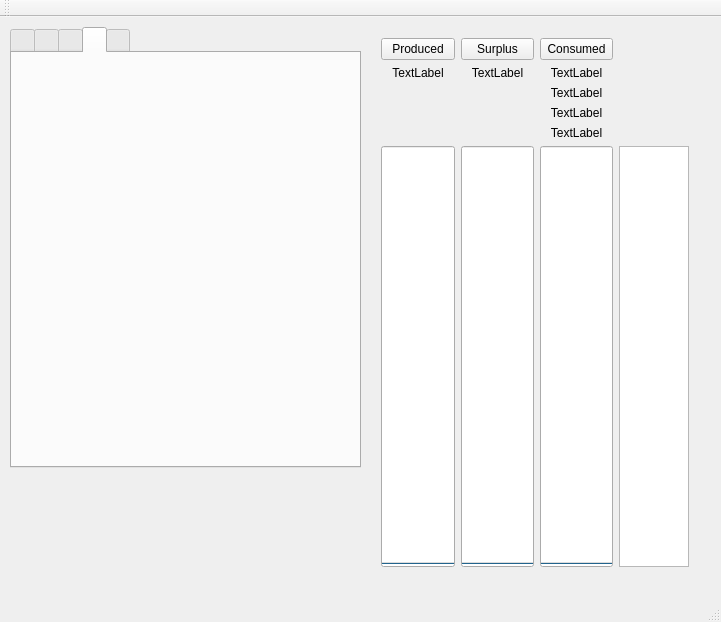
Qt form Qt/QDH/mainwindow.ui (gpistoni/DomoticHome) before a commit.
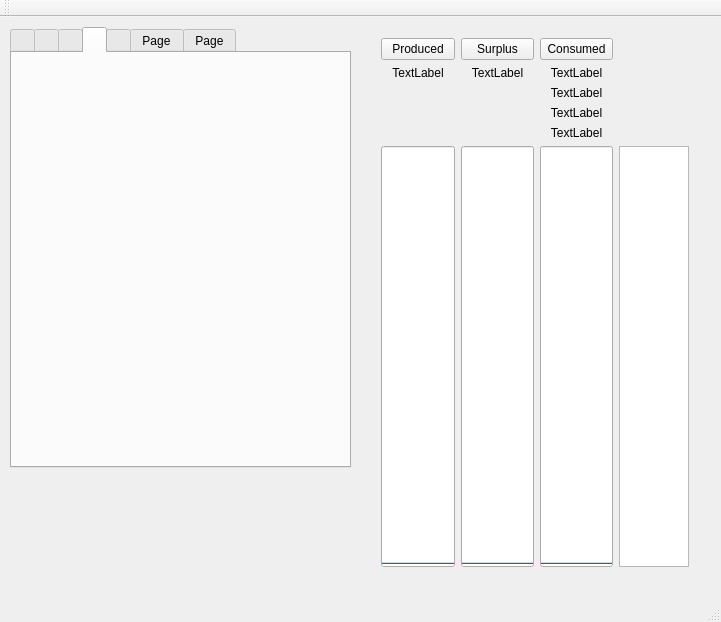
The same form after that commit. The open tabs and pages were chosen to show the change.

The edit to the form file:
```diff
--- a/Qt/QDH/mainwindow.ui
+++ b/Qt/QDH/mainwindow.ui
@@ -190,10 +190,16 @@
      <rect>
       <x>10</x>
       <y>10</y>
-      <width>351</width>
+      <width>341</width>
       <height>441</height>
      </rect>
     </property>
+    <property name="minimumSize">
+     <size>
+      <width>0</width>
+      <height>441</height>
+     </size>
+    </property>
     <property name="currentIndex">
      <number>1</number>
     </property>
@@ -227,7 +233,13 @@
       </item>
      </layout>
     </widget>
-    <widget class="QWidget" name="tabWidgetPage4">
+    <widget class="QWidget" name="tab4">
+     <property name="maximumSize">
+      <size>
+       <width>347</width>
+       <height>16777215</height>
+      </size>
+     </property>
      <attribute name="title">
       <string/>
      </attribute>
@@ -236,6 +248,31 @@
      <attribute name="title">
       <string/>
      </attribute>
+     <layout class="QHBoxLayout" name="horizontalLayout_4">
+      <item>
+       <layout class="QGridLayout" name="Page5"/>
+      </item>
+     </layout>
+    </widget>
+    <widget class="QWidget" name="tab6">
+     <attribute name="title">
+      <string>Page</string>
+     </attribute>
+     <layout class="QHBoxLayout" name="horizontalLayout_5">
+      <item>
+       <layout class="QGridLayout" name="Page6"/>
+      </item>
+     </layout>
+    </widget>
+    <widget class="QWidget" name="tab">
+     <attribute name="title">
+      <string>Page</string>
+     </attribute>
+     <layout class="QHBoxLayout" name="horizontalLayout_7">
+      <item>
+       <layout class="QGridLayout" name="Page7"/>
+      </item>
+     </layout>
     </widget>
    </widget>
   </widget>
```
Left out of the diff: 23 changed lines with no effect on the pictures.
